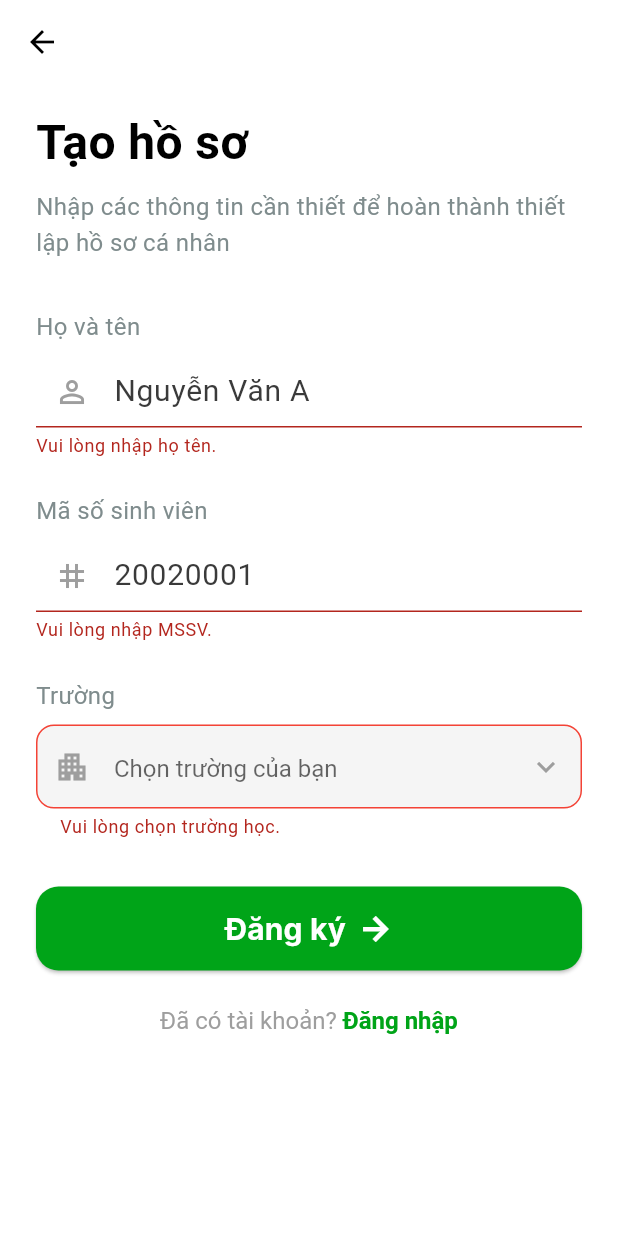
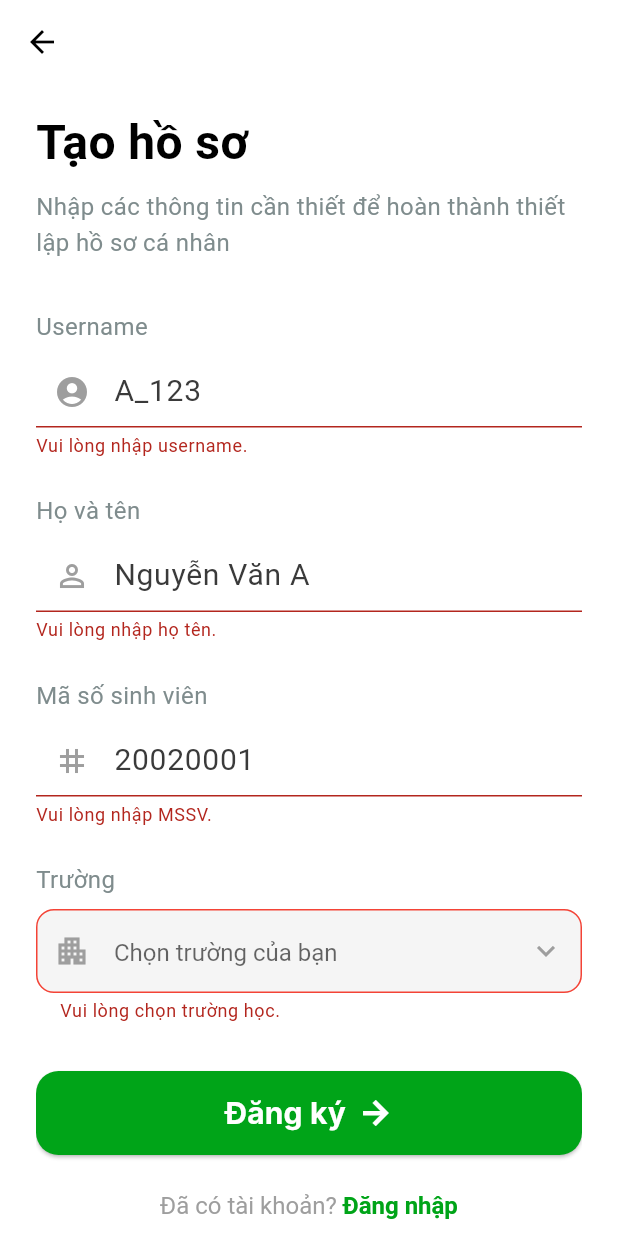
Before and after one commit to StuPass/stupass-frontend, a Flutter app: the CreateProfilePage screen opened by its route, after a tap on "Đăng ký", on a phone screen of 412 x 824 dp. Run offline on Flutter 3.47's test engine with Material 3 defaults, Android fonts, the light colour scheme and no system bars; our stand-ins replace firebase_auth, firebase_core, freezed_annotation, go_router, image_picker, pinput; accounts and stored records are empty; Roboto replaces fonts that are missing (Inter).

Commit message:
Add username field

```diff
--- a/stupass_frontend/lib/data/repositories/auth/auth_repository.dart
+++ b/stupass_frontend/lib/data/repositories/auth/auth_repository.dart
@@ -1,5 +1,6 @@
 abstract class AuthRepository {
   Future<void> register({
+    required String username,
     required String phone,
     required String password,
     required String fullName,
--- a/stupass_frontend/lib/data/repositories/auth/auth_repository_remote.dart
+++ b/stupass_frontend/lib/data/repositories/auth/auth_repository_remote.dart
@@ -10,6 +10,7 @@ class AuthRepositoryRemote implements AuthRepository {
 
   @override
   Future<void> register({
+    required String username,
     required String phone,
     required String password,
     required String fullName,
@@ -18,6 +19,7 @@ class AuthRepositoryRemote implements AuthRepository {
   }) async {
 
     final requestDto = RegisterRequest(
+      username: username,
       phone: phone,
       password: password,
       fullName: fullName,
--- a/stupass_frontend/lib/data/services/api/model/register_request/register_request.dart
+++ b/stupass_frontend/lib/data/services/api/model/register_request/register_request.dart
@@ -6,6 +6,8 @@ part 'register_request.g.dart';
 @freezed
 abstract class RegisterRequest with _$RegisterRequest {
   const factory RegisterRequest({
+    required String username,
+
     required String phone,
 
     required String password,
--- a/stupass_frontend/lib/ui/features/auth/presentation/create_profile_page.dart
+++ b/stupass_frontend/lib/ui/features/auth/presentation/create_profile_page.dart
@@ -22,6 +22,7 @@ class CreateProfilePage extends StatefulWidget {
 class _CreateProfilePageState extends State<CreateProfilePage> {
   final _formKey = GlobalKey<FormState>();
 
+  final _usernameController = TextEditingController();
   final _fullNameController = TextEditingController();
   final _studentIdController = TextEditingController();
 
@@ -44,6 +45,7 @@ class _CreateProfilePageState extends State<CreateProfilePage> {
   void dispose() {
     _fullNameController.dispose();
     _studentIdController.dispose();
+    _usernameController.dispose();
     widget.viewModel.removeListener(_onResult);
     super.dispose();
   }
@@ -95,6 +97,30 @@ class _CreateProfilePageState extends State<CreateProfilePage> {
                 // ---------------------------------------------------------
                 // 2. Form Section
                 // ---------------------------------------------------------
+
+                // --- Username Field ---
+                const Text(
+                  "Username",
+                  style: TextStyle(
+                    fontSize: 16,
+                    color: ColorPalette.textSecondaryColor,
+                  ),
+                ),
+                const SizedBox(height: 8),
+                PrimaryTextformfield(
+                  hintText: "A_123",
+                  prefixWidget: const Icon(Icons.account_circle, color: Colors.grey),
+                  controller: _usernameController,
+                  keyboardType: TextInputType.name,
+                  onSaved: (newValue) {},
+                  onTogglePassword: () {},
+                  validator: (value) {
+                    if (value == null || value.isEmpty) return "Vui lòng nhập username.";
+                    return null;
+                  },
+                ),
+
+                const SizedBox(height: 24),
 
                 // --- Full Name Field ---
                 const Text(
@@ -201,6 +227,7 @@ class _CreateProfilePageState extends State<CreateProfilePage> {
                       onPressed: () async {
                         if (_formKey.currentState!.validate()) {
                           await widget.viewModel.completeRegistration(
+                            _usernameController.text,
                             _fullNameController.text,
                             _studentIdController.text,
                             _selectedSchool!,
--- a/stupass_frontend/lib/ui/features/auth/view_models/create_profile_view_model.dart
+++ b/stupass_frontend/lib/ui/features/auth/view_models/create_profile_view_model.dart
@@ -17,7 +17,7 @@ class CreateProfileViewModel extends ChangeNotifier {
     : _registrationSession = registrationSession,
       _authRepository = authRepository;
 
-  Future<void> completeRegistration(String name, String studentId, String schoolId) async {
+  Future<void> completeRegistration(String username, String fullName, String studentId, String schoolId) async {
     _isLoading = true;
     notifyListeners();
 
@@ -26,9 +26,10 @@ class CreateProfileViewModel extends ChangeNotifier {
       final password = _registrationSession.password!;
 
       await _authRepository.register(
+        username: username,
         phone: phone,
         password: password,
-        fullName: name,
+        fullName: fullName,
         studentId: studentId,
         schoolId: schoolId,
       );
--- a/stupass_frontend/lib/ui/features/auth/view_models/signnup_view_model/registration_session.dart
+++ b/stupass_frontend/lib/ui/features/auth/view_models/signnup_view_model/registration_session.dart
@@ -1,4 +1,5 @@
 class RegistrationSession {
+  String? username;
   String? phone;
   String? password;
   String? otpCode;
@@ -8,6 +9,7 @@ class RegistrationSession {
   String? verificationId;
 
   void clear() {
+    username = null;
     phone = null;
     password = null;
     otpCode = null;
```
Also changed, not shown: stupass_frontend/lib/data/services/api/model/register_request/register_request.freezed.dart, stupass_frontend/lib/data/services/api/model/register_request/register_request.g.dart.
